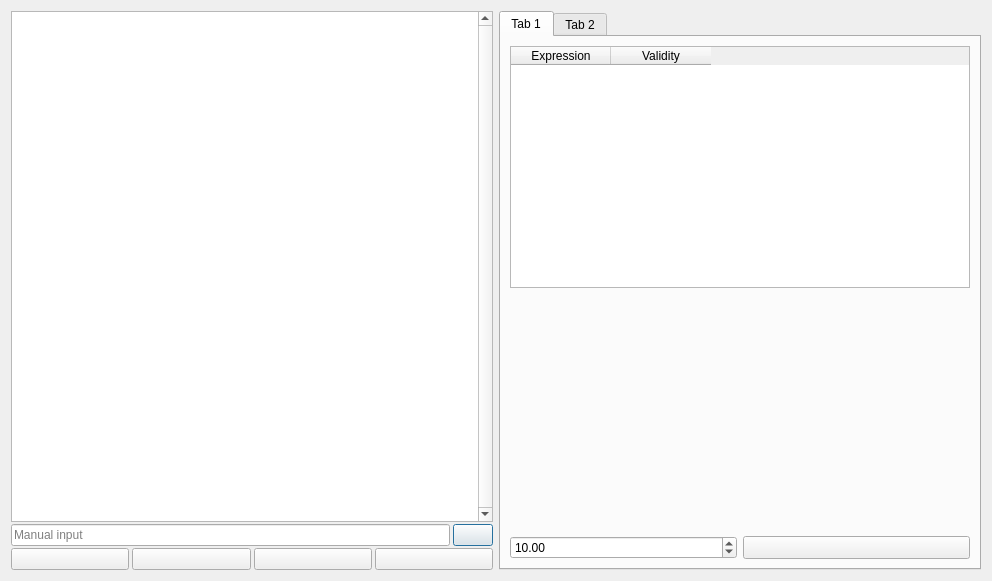
Above: manualinputdialog.ui from jirimaier/DataPlotter before the change. Below: the same form after it.
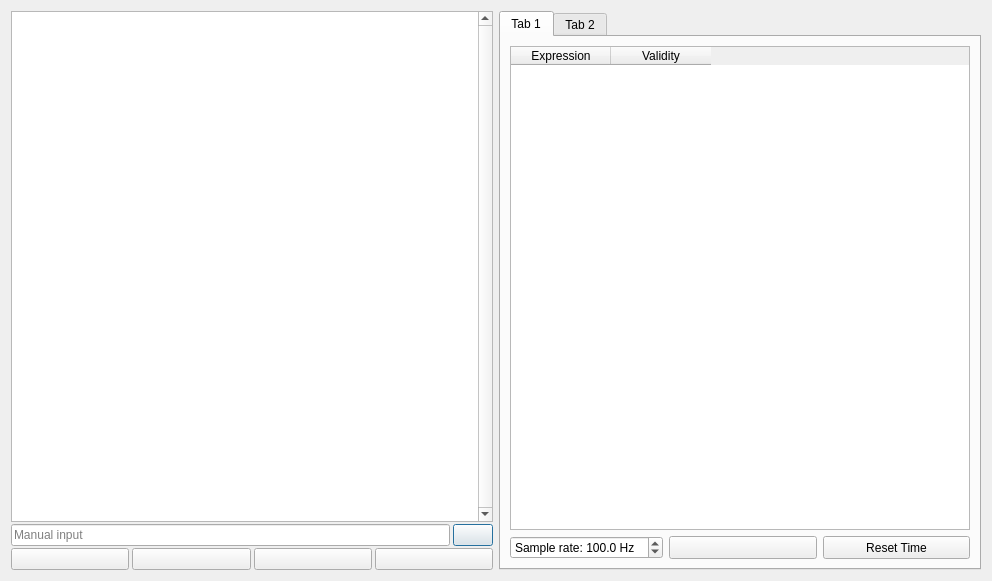
That is the form after the change. Icons and pictures are not drawn.

```diff
--- a/manualinputdialog.ui
+++ b/manualinputdialog.ui
@@ -243,6 +243,15 @@
       <layout class="QVBoxLayout" name="verticalLayout">
        <item>
         <widget class="QTableWidget" name="tableWidgetRollingSetup">
+         <property name="sizePolicy">
+          <sizepolicy hsizetype="Preferred" vsizetype="Expanding">
+           <horstretch>0</horstretch>
+           <verstretch>0</verstretch>
+          </sizepolicy>
+         </property>
+         <property name="sizeAdjustPolicy">
+          <enum>QAbstractScrollArea::AdjustToContents</enum>
+         </property>
          <property name="editTriggers">
           <set>QAbstractItemView::AllEditTriggers</set>
          </property>
@@ -273,31 +282,36 @@
          </column>
         </widget>
        </item>
-       <item>
-        <spacer name="verticalSpacer">
-         <property name="orientation">
-          <enum>Qt::Vertical</enum>
-         </property>
-         <property name="sizeHint" stdset="0">
-          <size>
-           <width>20</width>
-           <height>40</height>
-          </size>
-         </property>
-        </spacer>
-       </item>
        <item>
         <layout class="QHBoxLayout" name="horizontalLayout_2">
          <item>
           <widget class="QDoubleSpinBox" name="doubleSpinBoxRollingFreq">
+           <property name="sizePolicy">
+            <sizepolicy hsizetype="Minimum" vsizetype="Preferred">
+             <horstretch>0</horstretch>
+             <verstretch>0</verstretch>
+            </sizepolicy>
+           </property>
+           <property name="prefix">
+            <string>Sample rate: </string>
+           </property>
+           <property name="suffix">
+            <string> Hz</string>
+           </property>
+           <property name="decimals">
+            <number>1</number>
+           </property>
            <property name="minimum">
-            <double>0.010000000000000</double>
+            <double>0.100000000000000</double>
            </property>
            <property name="maximum">
-            <double>100.000000000000000</double>
+            <double>1000.000000000000000</double>
+           </property>
+           <property name="stepType">
+            <enum>QAbstractSpinBox::AdaptiveDecimalStepType</enum>
            </property>
            <property name="value">
-            <double>10.000000000000000</double>
+            <double>100.000000000000000</double>
            </property>
           </widget>
          </item>
@@ -344,6 +358,19 @@
            </property>
           </widget>
          </item>
+         <item>
+          <widget class="QPushButton" name="pushButtonRollingResetTime">
+           <property name="sizePolicy">
+            <sizepolicy hsizetype="Preferred" vsizetype="Preferred">
+             <horstretch>0</horstretch>
+             <verstretch>0</verstretch>
+            </sizepolicy>
+           </property>
+           <property name="text">
+            <string>Reset Time</string>
+           </property>
+          </widget>
+         </item>
         </layout>
        </item>
       </layout>
```
Left out of the diff: 9 changed lines with no effect on the pictures.
